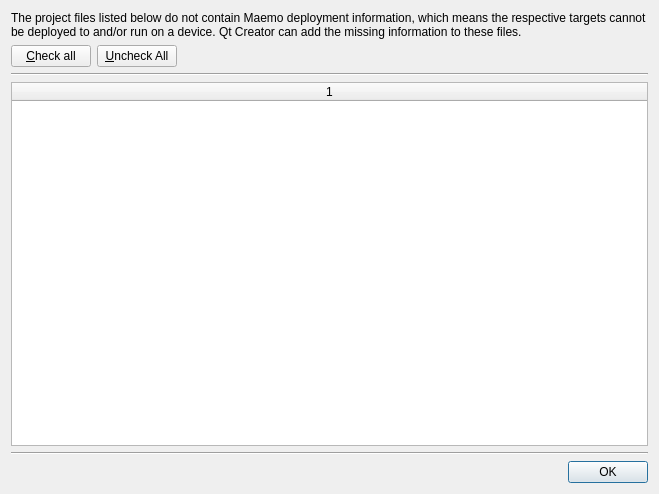
Above: src/plugins/qt4projectmanager/qt-maemo/maemoprofilesupdatedialog.ui from qt-creator/qt-creator before the change. Below: the same form after it.
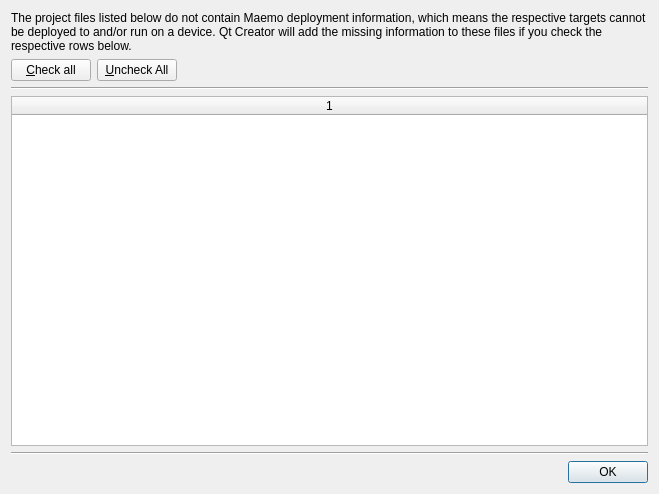
That is the form after the change.

Commit message:
Maemo: Improve dialog text.
Task-number: QTCREATORBUG-3771

Patch:
```diff
--- a/src/plugins/qt4projectmanager/qt-maemo/maemoprofilesupdatedialog.ui
+++ b/src/plugins/qt4projectmanager/qt-maemo/maemoprofilesupdatedialog.ui
@@ -17,7 +17,7 @@
    <item>
     <widget class="QLabel" name="infoLabel">
      <property name="text">
-      <string>The project files listed below do not contain Maemo deployment information, which means the respective targets cannot be deployed to and/or run on a device. Qt Creator can add the missing information to these files. </string>
+      <string>The project files listed below do not contain Maemo deployment information, which means the respective targets cannot be deployed to and/or run on a device. Qt Creator will add the missing information to these files if you check the respective rows below.</string>
      </property>
      <property name="wordWrap">
       <bool>true</bool>
```
